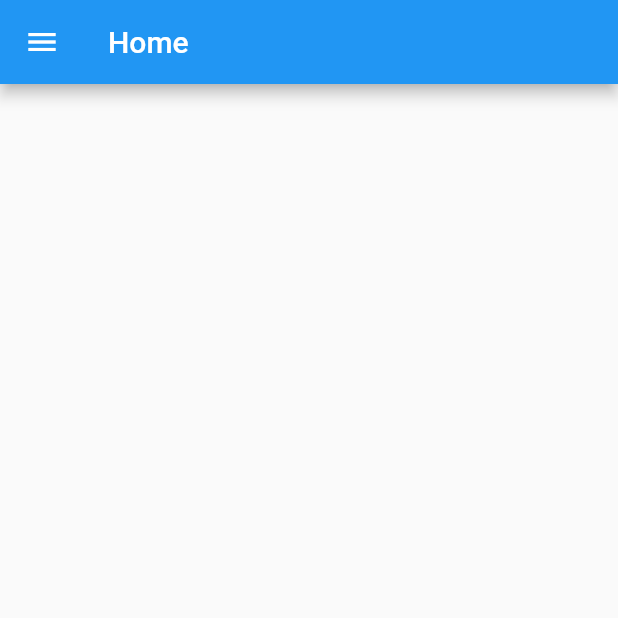
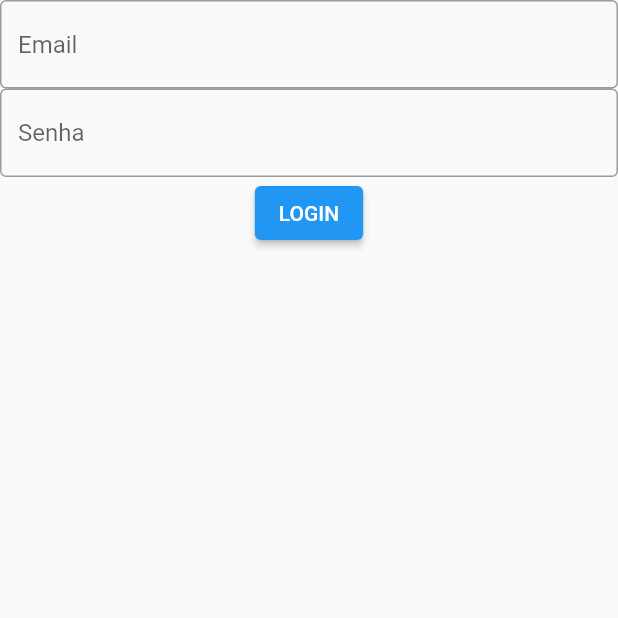
Before and after one commit to salgadu/Task_Flutter, a Flutter app: the screen it shows after launch, on a phone screen of 412 x 824 dp, the top half of it. Run offline on Flutter 3.47's test engine with Material 2 defaults, Android fonts, the phone set to English and light mode, and no system bars; our stand-ins replace firebase_auth, firebase_core, rxdart; missing offline and left inert: bloc_pattern; accounts and stored records are empty.

Commit message:
configuraçoes do firebase finalizadas

```diff
--- /dev/null
+++ b/lib/blocs/login_bloc.dart
@@ -0,0 +1,42 @@
+import 'package:bloc_pattern/bloc_pattern.dart';
+import 'package:firebase_auth/firebase_auth.dart';
+import 'package:rxdart/subjects.dart';
+import 'package:task/global/constants.dart';
+
+class LoginBloc extends BlocBase {
+  final _stateController = BehaviorSubject<LoginState>();
+  final _email = BehaviorSubject<String>();
+  final _password = BehaviorSubject<String>();
+
+  Stream<LoginState> get outState => _stateController.stream;
+  Function(String) get email => _email.sink.add;
+  Function(String) get password => _password.sink.add;
+
+  LoginBloc() {
+    FirebaseAuth.instance.authStateChanges().listen((user) {
+      if (user != null) {
+        _stateController.add(LoginState.SUCCESS);
+      } else {
+        _stateController.add(LoginState.IDLE);
+      }
+    });
+  }
+
+  Submit() {
+    final email = _email.value;
+    final password = _password.value;
+
+    _stateController.add(LoginState.LOADING);
+    FirebaseAuth.instance
+        .signInWithEmailAndPassword(email: email, password: password)
+        .catchError((e) {
+      _stateController.add(LoginState.FAIL);
+    });
+  }
+
+  logout() {
+    FirebaseAuth.instance
+        .signOut()
+        .then((value) => _stateController.add(LoginState.IDLE));
+  }
+}
--- /dev/null
+++ b/lib/global/constants.dart
@@ -0,0 +1 @@
+enum LoginState { IDLE, LOADING, SUCCESS, FAIL }
--- a/lib/main.dart
+++ b/lib/main.dart
@@ -1,7 +1,12 @@
+import 'package:firebase_auth/firebase_auth.dart';
+import 'package:firebase_core/firebase_core.dart';
 import 'package:flutter/material.dart';
-import 'package:task/screens/home/home_screen.dart';
+import 'package:task/screens/home_screen.dart';
+import 'package:task/screens/login_screen.dart';
 
-void main() {
+void main() async {
+  WidgetsFlutterBinding.ensureInitialized();
+  await Firebase.initializeApp();
   runApp(const MyApp());
 }
 
@@ -16,6 +21,6 @@ class MyApp extends StatelessWidget {
         theme: ThemeData(
           primarySwatch: Colors.blue,
         ),
-        home: const HomeScreen());
+        home: LoginScreen());
   }
 }
--- /dev/null
+++ b/lib/screens/login_screen.dart
@@ -0,0 +1,91 @@
+import 'package:flutter/material.dart';
+import 'package:flutter/services.dart';
+import 'package:task/blocs/login_bloc.dart';
+import 'package:task/global/constants.dart';
+import 'package:task/screens/home_screen.dart';
+
+class LoginScreen extends StatefulWidget {
+  LoginScreen({Key? key}) : super(key: key);
+
+  @override
+  State<LoginScreen> createState() => _LoginScreenState();
+}
+
+class _LoginScreenState extends State<LoginScreen> {
+  final _loginBloc = LoginBloc();
+  @override
+  void initState() {
+    _loginBloc.outState.listen((state) {
+      switch (state) {
+        case LoginState.SUCCESS:
+          Navigator.of(context).pushReplacement(
+              MaterialPageRoute(builder: (context) => HomeScreen()));
+          break;
+        case LoginState.FAIL:
+          showDialog(
+              context: context,
+              builder: (context) => const AlertDialog(
+                    title: Text("ERROR"),
+                    content: Text("Login Invalido"),
+                  ));
+          break;
+
+        default:
+          break;
+      }
+    });
+  }
+
+  @override
+  void dispose() {
+    _loginBloc.dispose();
+    super.dispose();
+  }
+
+  @override
+  Widget build(BuildContext context) {
+    return Scaffold(
+        body: StreamBuilder<LoginState>(
+      stream: _loginBloc.outState,
+      builder: (context, snapshot) {
+        if (!snapshot.hasData) {
+          return Container(
+            child: Center(
+              child: Column(
+                children: const [
+                  CircularProgressIndicator(),
+                  Text("Carregando")
+                ],
+              ),
+            ),
+          );
+        }
+        return Column(
+          children: [
+            TextField(
+              decoration: InputDecoration(
+                border: OutlineInputBorder(),
+                hintText: 'Email',
+              ),
+              onChanged: _loginBloc.email,
+            ),
+            TextField(
+              decoration: InputDecoration(
+                border: OutlineInputBorder(),
+                hintText: 'Senha',
+              ),
+              onChanged: _loginBloc.password,
+              obscureText: true,
+            ),
+            ElevatedButton(
+              onPressed: () {
+                _loginBloc.Submit();
+              },
+              child: Text("LOGIN"),
+            )
+          ],
+        );
+      },
+    ));
+  }
+}
--- a/pubspec.yaml
+++ b/pubspec.yaml
@@ -34,6 +34,12 @@ dependencies:
   # The following adds the Cupertino Icons font to your application.
   # Use with the CupertinoIcons class for iOS style icons.
   cupertino_icons: ^1.0.2
+  firebase_auth: ^3.3.6
+  firebase_core: ^1.12.0
+  firebase_database: ^9.0.6
+  rxdart: ^0.27.3
+  bloc_pattern: ^3.0.0
+
 
 dev_dependencies:
   flutter_test:
```
Also changed, not shown: lib/components/custom_alert_dialog_loading.dart (added, +14 -0 lines), lib/components/custom_buttom_nota.dart (+12 -3 lines), lib/components/custom_drawer.dart (+9 -2 lines), lib/controllers/task_controller.dart (added, +29 -0 lines), lib/models/profile_model.dart (added, +20 -0 lines), lib/models/task_model.dart (added, +60 -0 lines), lib/screens/home_screen.dart (renamed from lib/screens/home/home_screen.dart), lib/screens/register_screen.dart (added), pubspec.lock, 4 other files.
